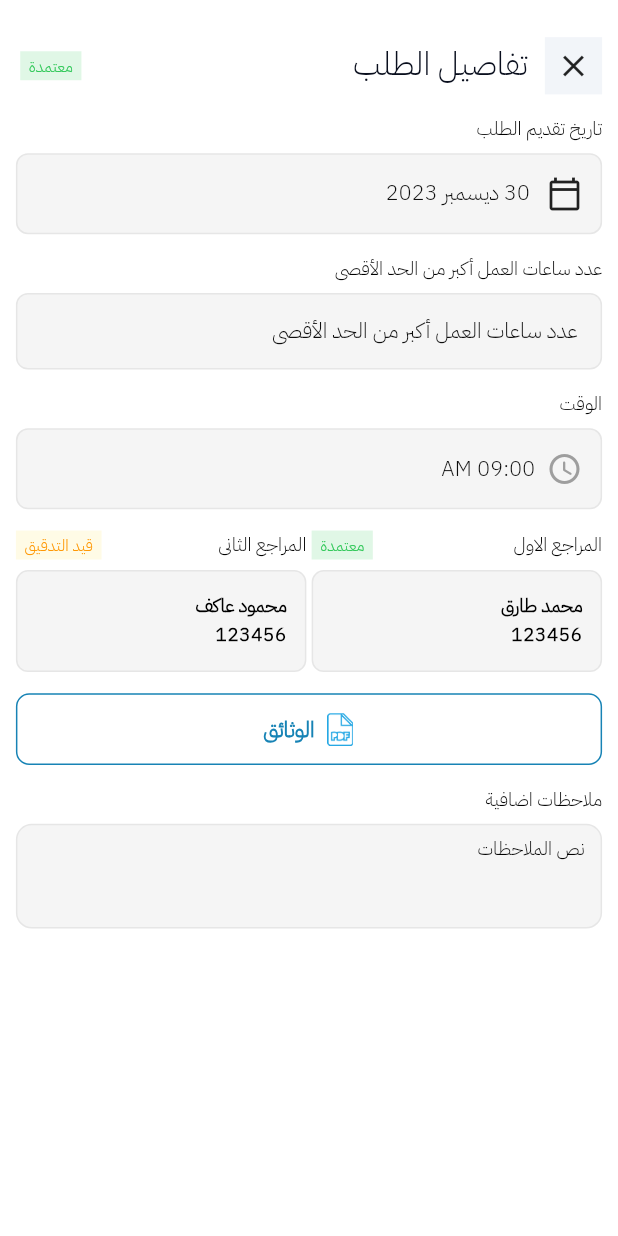
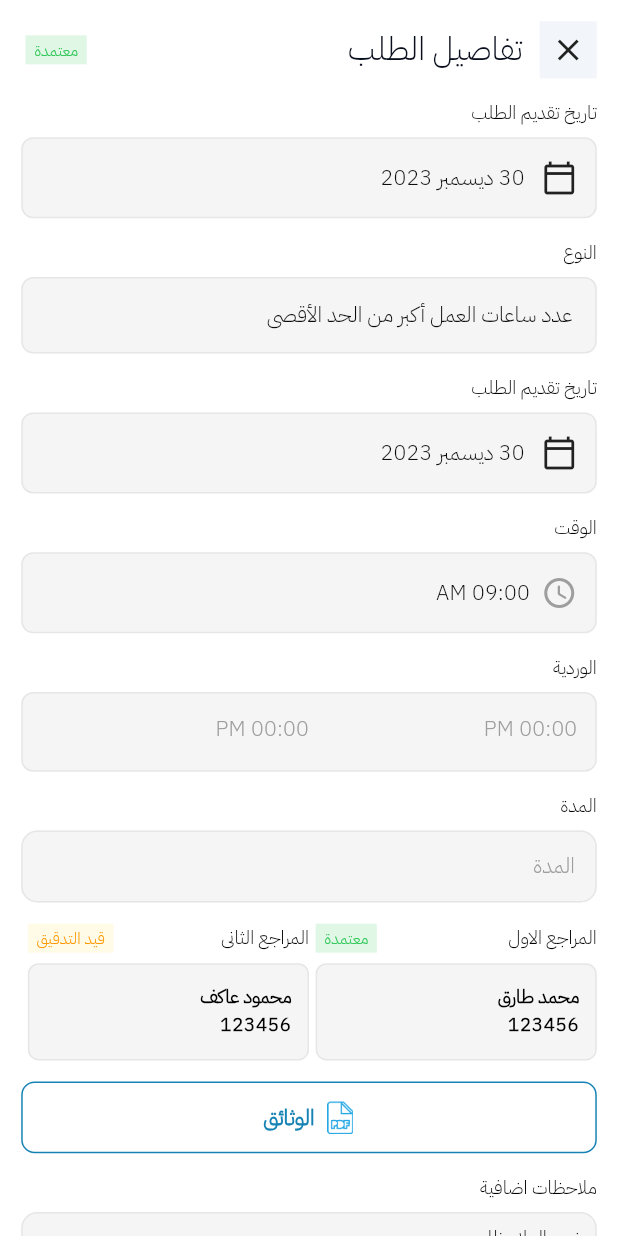
Before and after one commit to MosaadIbrahimB/Employee-Portal-Mobile-App, a Flutter app: the screen it shows after launch, on a phone screen of 412 x 824 dp. Run offline on Flutter 3.47's test engine with Material 3 defaults, Android fonts, the phone set to English and light mode, and no system bars; our stand-ins replace file_picker, flutter_bloc, flutter_screenutil, flutter_svg.

Commit message:
finish day request screen

```diff
--- a/lib/feature/day/presentation/widget/day_details_request/day_details_request_widget.dart
+++ b/lib/feature/day/presentation/widget/day_details_request/day_details_request_widget.dart
@@ -1,5 +1,7 @@
+import 'package:employee_portal_mobile_app/core/component/input_data_widget.dart';
 import 'package:employee_portal_mobile_app/core/utils/import_file.dart';
 import 'package:employee_portal_mobile_app/feature/day/presentation/widget/day_app_bar_widget.dart';
+import 'package:employee_portal_mobile_app/feature/day/presentation/widget/work_shift_widget.dart';
 
 import '../../../../../generated/assets.dart';
 import '../../../../home/data/report_model.dart';
@@ -57,12 +59,12 @@ class DayDetailsRequestWidget extends StatelessWidget {
   @override
   Widget build(BuildContext context) {
     return Scaffold(
-      // appBar: DayAppBarWidget(title: "تفاصيل الطلب"),
       body: SafeArea(
         child: SingleChildScrollView(
           child: Padding(
-            padding: const EdgeInsets.all(12.0).r,
+            padding: const EdgeInsets.symmetric(horizontal: 16).r,
             child: Column(
+              crossAxisAlignment: CrossAxisAlignment.start,
               children: [
                 SizedBox(height: 16.h),
                 // معتمده - تحت الطلب -مرفوض
@@ -74,11 +76,21 @@ class DayDetailsRequestWidget extends StatelessWidget {
                 //النوع
                 TypeWidget(reportModel: reportModel),
                 SizedBox(height: 16.h),
+                SubmissionDateWidget(reportModel: reportModel),
+                SizedBox(height: 16.h),
                 TimeWidget(reportModel: reportModel),
-                //المراجع الاول الثانى
                 SizedBox(height: 16.h),
+                WorkShiftWidget(reportModel: reportModel),
+                SizedBox(height: 16.h),
+                InputDataWidget(
+                  controller: TextEditingController(text: reportModel.duration),
+                  hint: "المدة ",
+                  title: "المدة",
+                  fillColor: context.color.onPrimaryContainer,
+                ),
+                SizedBox(height: 16.h),
+                // //المراجع الاول الثانى
                 Row(
-                  mainAxisAlignment: MainAxisAlignment.spaceBetween,
                   children:
                   AccountModel.accountList
                       .map((e) => AccountWidget(accountModel: e))
--- a/lib/feature/request/presentation/widget/request_type/management_request/details_management_request/account_widget.dart
+++ b/lib/feature/request/presentation/widget/request_type/management_request/details_management_request/account_widget.dart
@@ -12,11 +12,10 @@ class AccountWidget extends StatelessWidget {
     var colorTheme = Theme.of(context).colorScheme;
     var textTheme = Theme.of(context).textTheme;
 
-    return Row(
-      mainAxisAlignment: MainAxisAlignment.spaceBetween,
-      children: [
-        SizedBox(
-          width: MediaQuery.sizeOf(context).width * .47,
+    return Expanded(
+      child: Container(
+        margin: EdgeInsets.only(left: 5).r,
+
         child: Column(
           crossAxisAlignment: CrossAxisAlignment.start,
           children: [
@@ -34,10 +33,10 @@ class AccountWidget extends StatelessWidget {
             SizedBox(height: 8.h),
             Container(
               width: double.infinity,
-                padding: EdgeInsets.symmetric(vertical: 14, horizontal: 12),
+              padding: EdgeInsets.symmetric(vertical: 14, horizontal: 12).r,
               decoration: BoxDecoration(
                 border: Border.all(color: colorTheme.outline),
-                  borderRadius: BorderRadius.circular(8),
+                borderRadius: BorderRadius.circular(8).r,
                 color: colorTheme.onPrimaryContainer,
               ),
               child: Column(
@@ -56,8 +55,7 @@ class AccountWidget extends StatelessWidget {
             ),
           ],
         ),
-        ), // InputDataWidget(
-      ],
+      ),
     );
   }
 }
--- a/lib/feature/request/presentation/widget/request_type/management_request/details_management_request/type_widget.dart
+++ b/lib/feature/request/presentation/widget/request_type/management_request/details_management_request/type_widget.dart
@@ -15,7 +15,7 @@ class TypeWidget extends StatelessWidget {
     return   Column(
       crossAxisAlignment: CrossAxisAlignment.start,
       children: [
-        Text( reportModel.typeReport??  "النوع", style: textTheme.bodyMedium),
+        Text(   "النوع", style: textTheme.bodyMedium),
         SizedBox(height: 8.h),
         Container(
           width: double.infinity,
```
Lines whose indentation alone changed are shown as unchanged.
